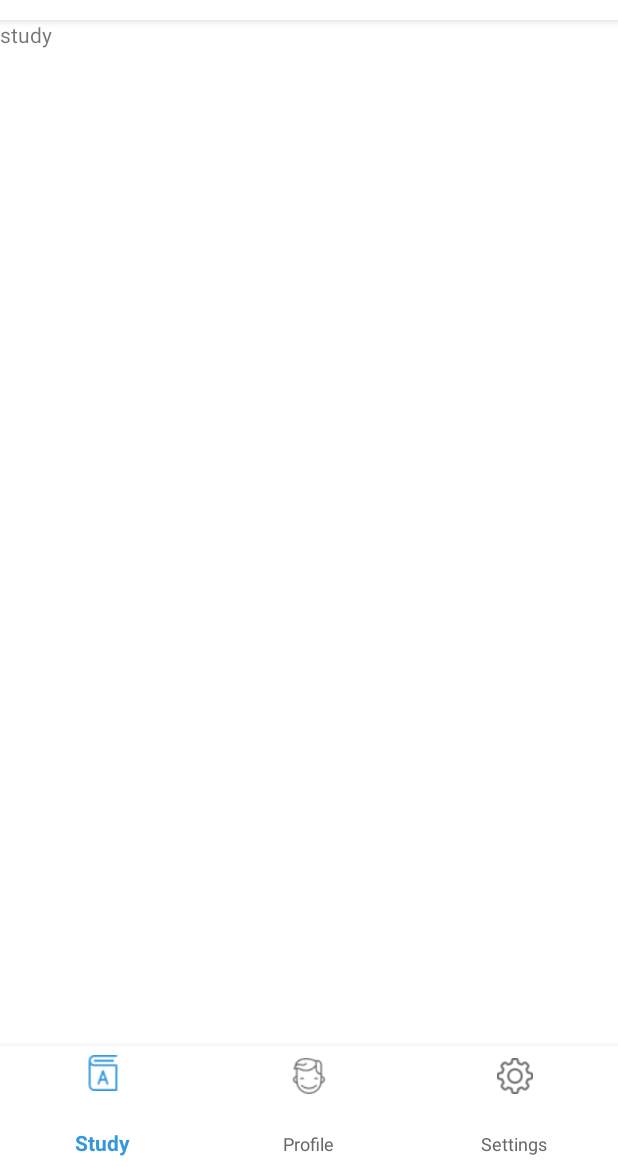
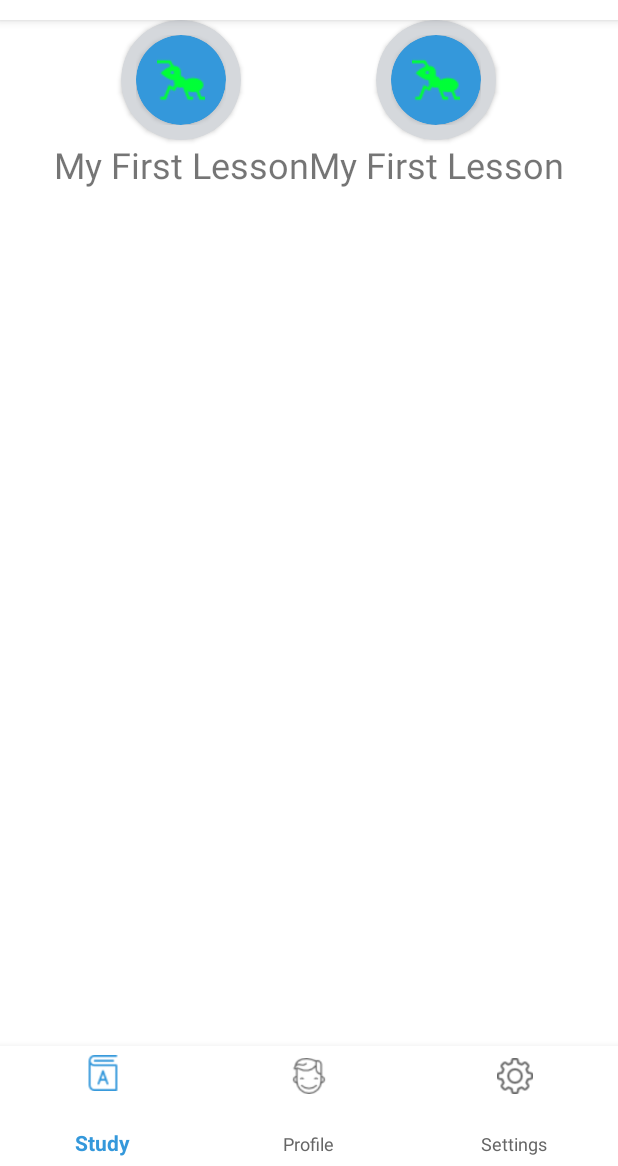
Before and after one commit to HaVanThai/Group7_Duolingo, an Android app: the screen it shows after launch (MainActivity), on a phone screen of 412 x 824 dp, the part 70-1236 px from its top. Run offline under Robolectric (Android 15) with nearby library versions, the phone set to English and light mode, and no system bars.

Commit message:
update fragment_study.xml

```diff
--- a/app/build.gradle
+++ b/app/build.gradle
@@ -27,4 +27,5 @@ dependencies {
     testImplementation 'junit:junit:4.12'
     androidTestImplementation 'com.android.support.test:runner:1.0.1'
     androidTestImplementation 'com.android.support.test.espresso:espresso-core:3.0.1'
+    implementation 'com.android.support:cardview-v7:27.0.2'
 }
--- a/app/src/main/res/layout/fragment_study.xml
+++ b/app/src/main/res/layout/fragment_study.xml
@@ -3,12 +3,92 @@
     xmlns:tools="http://schemas.android.com/tools"
     android:layout_width="match_parent"
     android:layout_height="match_parent"
+    xmlns:app="http://schemas.android.com/apk/res-auto"
     tools:context=".StudyFragment">
 
-    <!-- TODO: Update blank fragment layout -->
-    <TextView
+
+    <ScrollView
         android:layout_width="match_parent"
-        android:layout_height="match_parent"
-        android:text="study" />
+        android:layout_height="match_parent">
+        <!--Container in ScrollView-->
+        <LinearLayout
+            android:layout_width="match_parent"
+            android:layout_height="wrap_content"
+            android:orientation="vertical">
+            <!--Row-->
+            <LinearLayout
+                android:layout_width="match_parent"
+                android:layout_height="wrap_content"
+                android:orientation="horizontal"
+                android:gravity="center_horizontal">
 
+                <!--Item in row-->
+                <LinearLayout
+                    android:layout_width="wrap_content"
+                    android:layout_height="wrap_content"
+                    android:gravity="center_horizontal"
+                    android:orientation="vertical">
+                    <android.support.v7.widget.CardView
+                        android:layout_width="80dp"
+                        android:layout_height="80dp"
+                        app:cardCornerRadius="40dp"
+                        app:cardBackgroundColor="@color/colorLightGray"
+                        app:contentPadding="10dp">
+                        <android.support.v7.widget.CardView
+                            android:layout_width="60dp"
+                            android:layout_height="60dp"
+                            app:cardCornerRadius="30dp"
+                            app:contentPadding="10dp"
+                            app:cardBackgroundColor="@color/colorBlue">
+                            <ImageView
+                                android:layout_width="40dp"
+                                android:layout_height="40dp"
+                                android:scaleType="centerInside"
+                                android:src="@drawable/ant"/>
+                        </android.support.v7.widget.CardView>
+
+                    </android.support.v7.widget.CardView>
+                    <TextView
+                        android:layout_width="wrap_content"
+                        android:layout_height="wrap_content"
+                        android:textSize="24sp"
+                        android:text="My First Lesson"/>
+                </LinearLayout>
+
+                <!--Item in row-->
+                <LinearLayout
+                    android:layout_width="wrap_content"
+                    android:layout_height="wrap_content"
+                    android:gravity="center_horizontal"
+                    android:orientation="vertical">
+                    <android.support.v7.widget.CardView
+                        android:layout_width="80dp"
+                        android:layout_height="80dp"
+                        app:cardCornerRadius="40dp"
+                        app:cardBackgroundColor="@color/colorLightGray"
+                        app:contentPadding="10dp">
+                        <android.support.v7.widget.CardView
+                            android:layout_width="60dp"
+                            android:layout_height="60dp"
+                            app:cardCornerRadius="30dp"
+                            app:contentPadding="10dp"
+                            app:cardBackgroundColor="@color/colorBlue">
+                            <ImageView
+                                android:layout_width="40dp"
+                                android:layout_height="40dp"
+                                android:scaleType="centerInside"
+                                android:src="@drawable/ant"/>
+                        </android.support.v7.widget.CardView>
+
+                    </android.support.v7.widget.CardView>
+                    <TextView
+                        android:layout_width="wrap_content"
+                        android:layout_height="wrap_content"
+                        android:textSize="24sp"
+                        android:text="My First Lesson"/>
+                </LinearLayout>
+
+            </LinearLayout>
+        </LinearLayout>
+    </ScrollView>
 </FrameLayout>
--- a/app/src/main/res/values/colors.xml
+++ b/app/src/main/res/values/colors.xml
@@ -6,4 +6,5 @@
     <color name="colorBlack">#000000</color>
     <color name="colorAccent">#FF4081</color>
     <color name="colorBlue">#3498DB</color>
+    <color name="colorLightGray">#D5D8DC</color>
 </resources>
```
